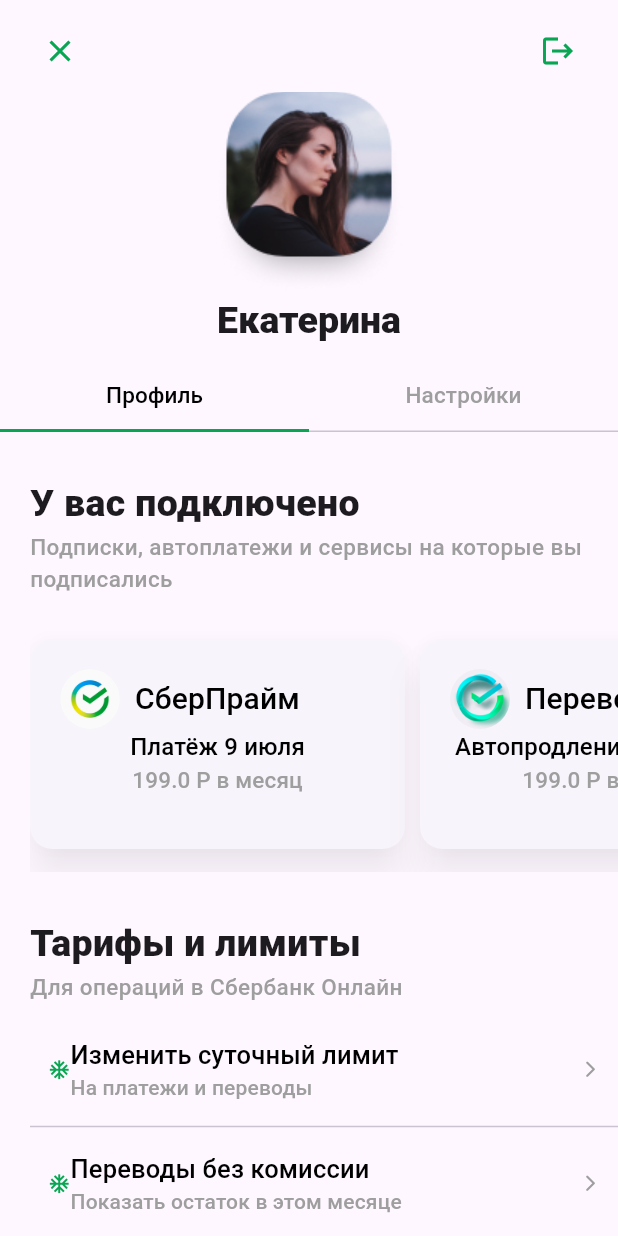
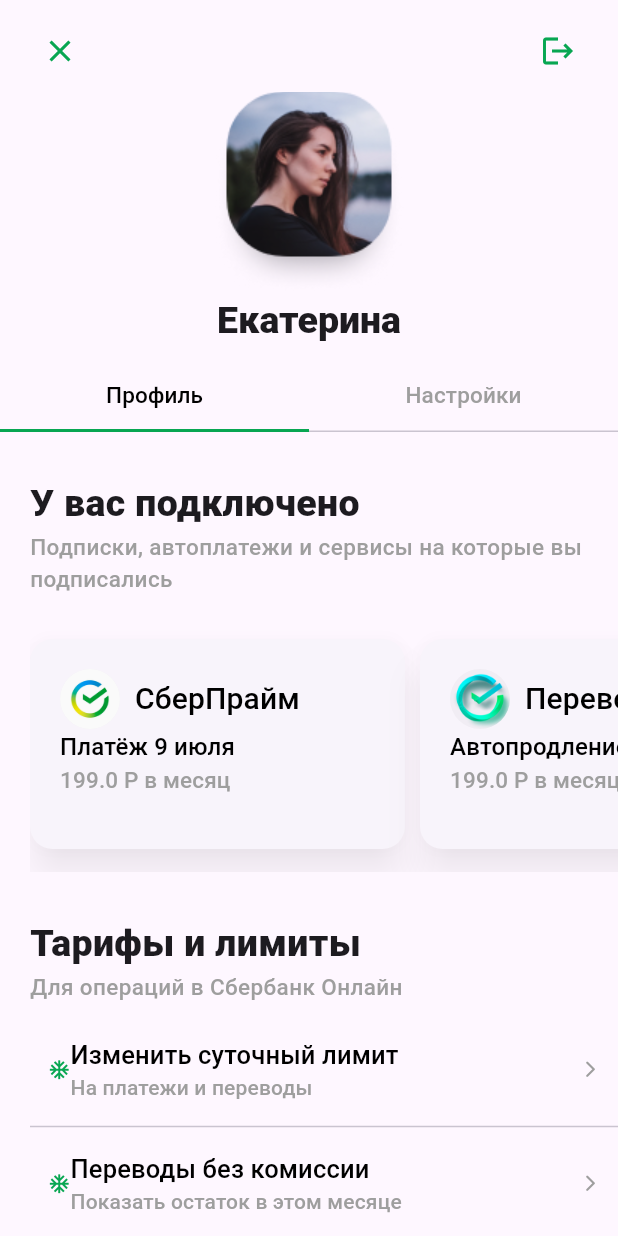
Before and after one commit to Yantar-f/MDLab3, a Flutter app: the screen it shows after launch, on a phone screen of 412 x 824 dp. Run offline on Flutter 3.47's test engine with Material 3 defaults, Android fonts, the phone set to English and light mode, and no system bars.

Commit message:
active services aligment 1

```diff
--- a/lib/active_services_section.dart
+++ b/lib/active_services_section.dart
@@ -48,6 +48,7 @@ class ActiveService extends StatelessWidget {
         ),
         onPressed: () {/*OPEN ACTIVE SERVICE*/},
         child: Column(
+          crossAxisAlignment: CrossAxisAlignment.start,
           children: [
             Row(
               children: [
@@ -68,6 +69,9 @@ class ActiveService extends StatelessWidget {
                 )
               ],
             ),
+            Column(
+              crossAxisAlignment: CrossAxisAlignment.start,
+              children: [
                 Text(
                   _data.addInfo,
                   style: const TextStyle(
@@ -83,6 +87,8 @@ class ActiveService extends StatelessWidget {
                   ),
                 )
               ],
+            ),
+          ],
         )
     );
   }
```
Lines whose indentation alone changed are shown as unchanged.
